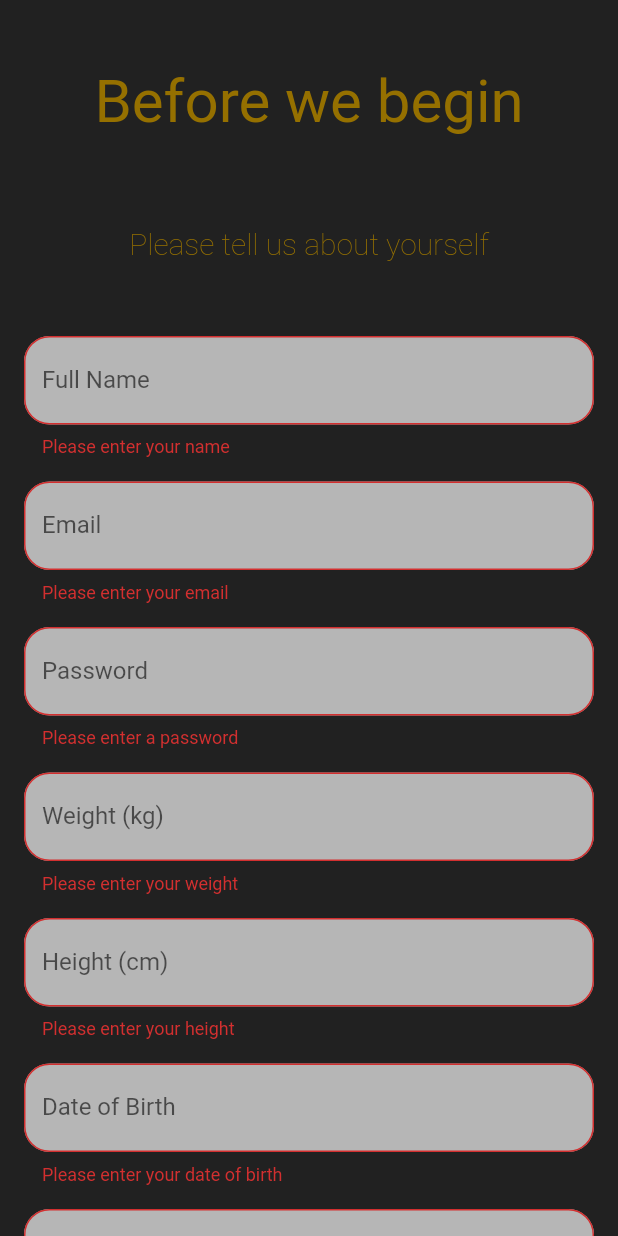
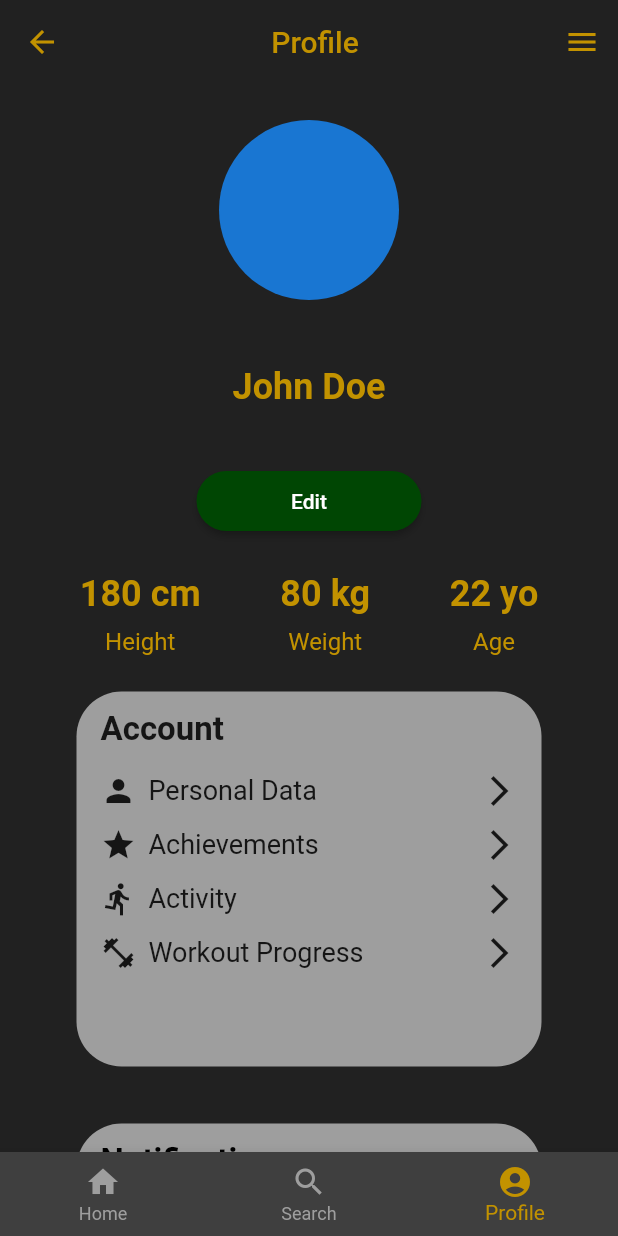
Before and after one commit to Cenga387/Fitness-app, a Flutter app: the RegPage screen opened directly, scrolled down 36 dp, after a tap on "Skip Registration(demo)", on a phone screen of 412 x 824 dp. Run offline on Flutter 3.47's test engine with Material 2 defaults, Android fonts, the phone set to English and light mode, and no system bars.

Commit message:
third commit

```diff
--- /dev/null
+++ b/lib/pages/profile_page.dart
@@ -0,0 +1,382 @@
+import 'package:fitness_app/pages/welcome_page.dart';
+import 'package:flutter/material.dart';
+import 'reg_page.dart';
+
+class MyBottomNavigationBar extends StatefulWidget {
+  @override
+  _MyBottomNavigationBarState createState() => _MyBottomNavigationBarState();
+}
+
+class _MyBottomNavigationBarState extends State<MyBottomNavigationBar> {
+  int _currentIndex = 2;
+
+  @override
+  Widget build(BuildContext context) {
+    return BottomNavigationBar(
+      currentIndex: _currentIndex,
+      onTap: _onTabTapped,
+      items: [
+        BottomNavigationBarItem(
+          icon: Icon(
+            Icons.home,
+          ),
+          label: 'Home',
+        ),
+        BottomNavigationBarItem(
+          icon: Icon(Icons.search),
+          label: 'Search',
+        ),
+        BottomNavigationBarItem(
+          icon: Icon(
+            Icons.account_circle,
+            color: _currentIndex == 2 ? Color.fromARGB(255, 194, 146, 0) : null,
+          ),
+          label: 'Profile',
+        ),
+      ],
+      backgroundColor: const Color.fromARGB(255, 63, 63, 63),
+      selectedItemColor: Color.fromARGB(255, 194, 146, 0),
+      unselectedItemColor: Colors.grey,
+    );
+  }
+
+  void _onTabTapped(int index) {
+    setState(() {
+      _currentIndex = index;
+    });
+    if (index == 0) {
+      Navigator.pushReplacement(
+          context, MaterialPageRoute(builder: (context) => RegPage()));
+    } else if (index == 2) {
+      Navigator.pushReplacement(
+        context,
+        MaterialPageRoute(builder: (context) => ProfileScreen()),
+      );
+    }
+  }
+}
+
+class ProfileScreen extends StatefulWidget {
+  @override
+  _ProfileScreenState createState() => _ProfileScreenState();
+}
+
+class _ProfileScreenState extends State<ProfileScreen> {
+  bool _isSwitchOn = false;
+  @override
+  Widget build(BuildContext context) {
+    return Scaffold(
+      appBar: AppBar(
+        backgroundColor: Colors.transparent,
+        elevation: 0,
+        leading: IconButton(
+          icon: Icon(
+            Icons.arrow_back,
+            color: Color.fromARGB(255, 194, 146, 0),
+          ),
+          onPressed: () {
+            Navigator.push(
+              context,
+              MaterialPageRoute(builder: (context) => RegPage()),
+            );
+          },
+        ),
+        title: Center(
+          child: Text(
+            'Profile',
+            style: TextStyle(
+              color: Color.fromARGB(255, 194, 146, 0),
+            ),
+          ),
+        ),
+        actions: [
+          IconButton(
+            icon: Icon(
+              Icons.menu,
+              color: Color.fromARGB(255, 194, 146, 0),
+            ), // Hamburger menu icon
+            onPressed: () {
+              showMenu(
+                color: Colors.grey,
+                shape: RoundedRectangleBorder(
+                    borderRadius: BorderRadius.circular(20.0)),
+                context: context,
+                position: RelativeRect.fromLTRB(
+                    100, 80, 0, 0), // Adjust the position as needed
+                items: [
+                  PopupMenuItem(
+                    child: ListTile(
+                      leading: Icon(
+                        Icons.settings,
+                        color: Colors.black,
+                      ),
+                      title: Text(
+                        'Settings',
+                        style: TextStyle(color: Colors.black, fontSize: 18.0),
+                      ),
+                      onTap: () {
+                        // Handle Settings button press
+                        Navigator.pop(context); // Close the sliding menu
+                      },
+                    ),
+                  ),
+                  PopupMenuItem(
+                    child: ListTile(
+                      leading: Icon(
+                        Icons.logout,
+                        color: Colors.black,
+                      ),
+                      title: Text('Log Out',
+                          style:
+                              TextStyle(color: Colors.black, fontSize: 18.0)),
+                      onTap: () {
+                        Navigator.pushReplacement(
+                            context,
+                            MaterialPageRoute(
+                                builder: (context) => WelcomePage()));
+                      },
+                    ),
+                  ),
+                ],
+                elevation: 8.0,
+              );
+            },
+          ),
+        ],
+      ),
+      body: SingleChildScrollView(
+        child: Column(
+          children: [
+            SizedBox(height: 16.0),
+            Padding(
+              padding: EdgeInsets.symmetric(vertical: 8),
+              child: CircleAvatar(
+                radius: 60.0,
+              ),
+            ),
+            SizedBox(height: 6.0),
+            Padding(
+              padding: EdgeInsets.symmetric(vertical: 30),
+              child: Text(
+                'John Doe',
+                style: TextStyle(
+                  fontSize: 24.0,
+                  fontWeight: FontWeight.bold,
+                  color: const Color.fromARGB(255, 194, 146, 0),
+                ),
+              ),
+            ),
+            SizedBox(height: 8.0),
+            ElevatedButton(
+              child: Text('Edit'),
+              onPressed: () {
+                // Handle edit button press
+              },
+              style: ElevatedButton.styleFrom(
+                  fixedSize: Size(150, 40),
+                  shape: RoundedRectangleBorder(
+                      borderRadius: BorderRadius.circular(40)),
+                  primary: Color.fromARGB(255, 0, 70, 3)),
+            ),
+            SizedBox(height: 24.0),
+            Row(
+              mainAxisAlignment: MainAxisAlignment.spaceEvenly,
+              children: [
+                Column(
+                  children: [
+                    Text(
+                      '180 cm',
+                      style: TextStyle(
+                          fontSize: 24.0,
+                          fontWeight: FontWeight.bold,
+                          color: const Color.fromARGB(255, 194, 146, 0)),
+                    ),
+                    SizedBox(height: 8.0),
+                    Text(
+                      'Height',
+                      style: TextStyle(
+                          fontSize: 16.0,
+                          color: const Color.fromARGB(255, 194, 146, 0)),
+                    ),
+                  ],
+                ),
+                Column(
+                  children: [
+                    Text(
+                      '80 kg',
+                      style: TextStyle(
+                          fontSize: 24.0,
+                          fontWeight: FontWeight.bold,
+                          color: const Color.fromARGB(255, 194, 146, 0)),
+                    ),
+                    SizedBox(height: 8.0),
+                    Text(
+                      'Weight',
+                      style: TextStyle(
+                          fontSize: 16.0,
+                          color: const Color.fromARGB(255, 194, 146, 0)),
+                    ),
+                  ],
+                ),
+                Column(
+                  children: [
+                    Text(
+                      '22 yo',
+                      style: TextStyle(
+                          fontSize: 24.0,
+                          fontWeight: FontWeight.bold,
+                          color: const Color.fromARGB(255, 194, 146, 0)),
+                    ),
+                    SizedBox(height: 8.0),
+                    Text(
+                      'Age',
+                      style: TextStyle(
+                          fontSize: 16.0,
+                          color: const Color.fromARGB(255, 194, 146, 0)),
+                    ),
+                  ],
+                ),
+              ],
+            ),
+            SizedBox(height: 24.0),
+            Container(
+              width: 310,
+              height: 250,
+              decoration: BoxDecoration(
+                borderRadius: BorderRadius.all(Radius.circular(30)),
+                color: Colors.grey,
+              ),
+              padding: EdgeInsets.symmetric(vertical: 12.0, horizontal: 16.0),
+              child: Column(
+                crossAxisAlignment: CrossAxisAlignment.start,
+                children: [
+                  Text(
+                    'Account',
+                    style:
+                        TextStyle(fontSize: 22.0, fontWeight: FontWeight.bold),
+                  ),
+                  SizedBox(height: 16.0),
+                  InkWell(
+                    onTap: () {
+                      // Handle Personal Data click
+                    },
+                    child: Row(
+                      children: [
+                        Icon(Icons.person), // Replace with desired icon
+                        SizedBox(width: 8.0),
+                        Text('Personal Data', style: TextStyle(fontSize: 18.0)),
+                        Spacer(),
+                        Icon(Icons
+                            .arrow_forward_ios), // Replace with desired icon
+                      ],
+                    ),
+                  ),
+                  SizedBox(height: 12.0),
+                  InkWell(
+                    onTap: () {
+                      // Handle Achievements click
+                    },
+                    child: Row(
+                      children: [
+                        Icon(Icons.star), // Replace with desired icon
+                        SizedBox(width: 8.0),
+                        Text('Achievements', style: TextStyle(fontSize: 18.0)),
+                        Spacer(),
+                        Icon(Icons
+                            .arrow_forward_ios), // Replace with desired icon
+                      ],
+                    ),
+                  ),
+                  SizedBox(height: 12.0),
+                  InkWell(
+                    onTap: () {
+                      // Handle Activity click
+                    },
+                    child: Row(
+                      children: [
+                        Icon(Icons.directions_run), // Replace with desired icon
+                        SizedBox(width: 8.0),
+                        Text('Activity', style: TextStyle(fontSize: 18.0)),
+                        Spacer(),
+                        Icon(Icons
+                            .arrow_forward_ios), // Replace with desired icon
+                      ],
+                    ),
+                  ),
+                  SizedBox(height: 12.0),
+                  InkWell(
+                    onTap: () {
+                      // Handle Workout Progress click
+                    },
+                    child: Row(
+                      children: [
+                        Icon(Icons.fitness_center), // Replace with desired icon
+                        SizedBox(width: 8.0),
+                        Text('Workout Progress',
+                            style: TextStyle(fontSize: 18.0)),
+                        Spacer(),
+                        Icon(Icons
+                            .arrow_forward_ios), // Replace with desired icon
+                      ],
+                    ),
+                  ),
+                ],
+              ),
+            ),
+            SizedBox(height: 8.0),
+            Container(
+              child: Padding(
+                padding: EdgeInsets.symmetric(vertical: 30),
+                child: Container(
+                  width: 310,
+                  height: 100,
+                  padding:
+                      EdgeInsets.symmetric(vertical: 12.0, horizontal: 16.0),
+                  decoration: BoxDecoration(
+                    borderRadius: BorderRadius.all(Radius.circular(30)),
+                    color: Colors.grey,
+                  ),
+                  child: Column(
+                    crossAxisAlignment: CrossAxisAlignment.start,
+                    children: [
+                      Text(
+                        'Notification',
+                        style: TextStyle(
+                            fontSize: 22.0,
+                            color: Colors.black,
+                            fontWeight: FontWeight.bold),
+                      ),
+                      SizedBox(height: 1.0),
+                      Row(
+                        children: [
+                          Icon(Icons.notifications),
+                          Expanded(
+                            child: Text(
+                              'Pop-up notification',
+                              style: TextStyle(
+                                  fontSize: 18.0, color: Colors.black),
+                            ),
+                          ),
+                          Switch(
+                            value: _isSwitchOn,
+                            onChanged: (value) {
+                              setState(() {
+                                _isSwitchOn = value;
+                              });
+                            },
+                            activeColor: Color.fromARGB(255, 0, 70, 3),
+                          ),
+                        ],
+                      ),
+                    ],
+                  ),
+                ),
+              ),
+            ),
+          ],
+        ),
+      ),
+      bottomNavigationBar: MyBottomNavigationBar(),
+    );
+  }
+}
--- a/lib/pages/reg_page.dart
+++ b/lib/pages/reg_page.dart
@@ -1,4 +1,5 @@
 import 'dart:ui';
+import 'package:fitness_app/pages/profile_page.dart';
 import 'package:intl/intl.dart';
 import 'package:flutter/material.dart';
 
@@ -66,11 +67,12 @@ class _RegistrationPageState extends State<RegPage> {
                         controller: _nameController,
                         decoration: InputDecoration(
                             filled: true,
-                          fillColor: Color.fromARGB(255, 182, 182, 182),
+                            fillColor: Colors.grey,
                             border: OutlineInputBorder(
                                 borderRadius: BorderRadius.circular(17.0)),
                             labelText: 'Full Name',
-                        ),
+                            labelStyle:
+                                TextStyle(color: Colors.black, fontSize: 18)),
                         validator: (value) {
                           if (value?.isEmpty ?? true) {
                             return 'Please enter your name';
@@ -83,11 +85,12 @@ class _RegistrationPageState extends State<RegPage> {
                         controller: _emailController,
                         decoration: InputDecoration(
                             filled: true,
-                          fillColor: Color.fromARGB(255, 182, 182, 182),
+                            fillColor: Colors.grey,
                             border: OutlineInputBorder(
                                 borderRadius: BorderRadius.circular(17.0)),
                             labelText: 'Email',
-                        ),
+                            labelStyle:
+                                TextStyle(color: Colors.black, fontSize: 18)),
                         validator: (value) {
                           if (value?.isEmpty ?? true) {
                             return 'Please enter your email';
@@ -101,11 +104,12 @@ class _RegistrationPageState extends State<RegPage> {
                         controller: _passwordController,
                         decoration: InputDecoration(
                             filled: true,
-                          fillColor: Color.fromARGB(255, 182, 182, 182),
+                            fillColor: Colors.grey,
                             border: OutlineInputBorder(
                                 borderRadius: BorderRadius.circular(17.0)),
                             labelText: 'Password',
-                        ),
+                            labelStyle:
+                                TextStyle(color: Colors.black, fontSize: 18)),
                         obscureText: true,
                         validator: (value) {
                           if (value?.isEmpty ?? true) {
@@ -120,11 +124,12 @@ class _RegistrationPageState extends State<RegPage> {
                         controller: _weightController,
                         decoration: InputDecoration(
                             filled: true,
-                          fillColor: Color.fromARGB(255, 182, 182, 182),
+                            fillColor: Colors.grey,
                             border: OutlineInputBorder(
                                 borderRadius: BorderRadius.circular(17.0)),
                             labelText: 'Weight (kg)',
-                        ),
+                            labelStyle:
+                                TextStyle(color: Colors.black, fontSize: 18)),
                         keyboardType: TextInputType.number,
                         validator: (value) {
                           if (value?.isEmpty ?? true) {
@@ -142,11 +147,12 @@ class _RegistrationPageState extends State<RegPage> {
                         controller: _heightController,
                         decoration: InputDecoration(
                             filled: true,
-                          fillColor: Color.fromARGB(255, 182, 182, 182),
+                            fillColor: Colors.grey,
                             border: OutlineInputBorder(
                                 borderRadius: BorderRadius.circular(17.0)),
                             labelText: 'Height (cm)',
-                        ),
+                            labelStyle:
+                                TextStyle(color: Colors.black, fontSize: 18)),
                         keyboardType: TextInputType.number,
                         validator: (value) {
                           if (value?.isEmpty ?? true) {
@@ -164,11 +170,12 @@ class _RegistrationPageState extends State<RegPage> {
                         controller: _dobController,
                         decoration: InputDecoration(
                             filled: true,
-                          fillColor: Color.fromARGB(255, 182, 182, 182),
+                            fillColor: Colors.grey,
                             border: OutlineInputBorder(
                                 borderRadius: BorderRadius.circular(17.0)),
                             labelText: 'Date of Birth',
-                        ),
+                            labelStyle:
+                                TextStyle(color: Colors.black, fontSize: 18)),
                         onTap: () async {
                           // Display date picker when the text field is tapped
                           final selectedDate = await showDatePicker(
@@ -215,11 +222,12 @@ class _RegistrationPageState extends State<RegPage> {
                             .toList(),
                         decoration: InputDecoration(
                             filled: true,
-                          fillColor: Color.fromARGB(255, 182, 182, 182),
+                            fillColor: Colors.grey,
                             border: OutlineInputBorder(
                                 borderRadius: BorderRadius.circular(17.0)),
                             labelText: 'Gender',
-                        ),
+                            labelStyle:
+                                TextStyle(color: Colors.black, fontSize: 18)),
                         onChanged: (value) {
                           setState(() {
                             _selectedGender = value;
@@ -245,11 +253,11 @@ class _RegistrationPageState extends State<RegPage> {
                     fixedSize: Size(double.infinity, 70),
                   ),
                   onPressed: () {
-                    if (_formKey.currentState?.validate() == true) {
-                      // Form is valid, process registration logic here
-                      // You can access the entered values using _nameController.text, _emailController.text, _passwordController.text
-                      // Perform registration logic or call a registration API
-                    }
+                    if (_formKey.currentState?.validate() == true) {}
+                    Navigator.push(
+                      context,
+                      MaterialPageRoute(builder: (context) => ProfileScreen()),
+                    );
                   },
                   child: Text(
                     'Skip Registration(demo)',
--- a/pubspec.yaml
+++ b/pubspec.yaml
@@ -35,6 +35,7 @@ dependencies:
   # The following adds the Cupertino Icons font to your application.
   # Use with the CupertinoIcons class for iOS style icons.
   cupertino_icons: ^1.0.2
+  flutter_switch: ^0.3.2
 
 dev_dependencies:
   flutter_test:
```
Also changed, not shown: pubspec.lock. Lines whose indentation alone changed are shown as unchanged.
